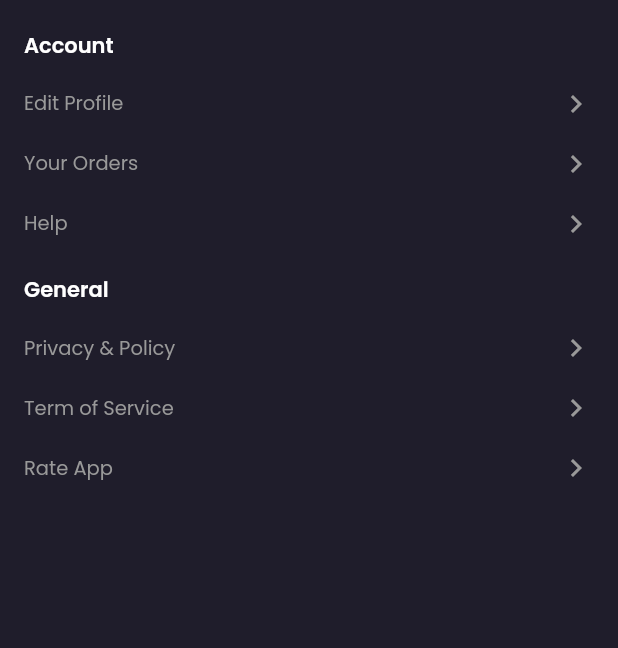
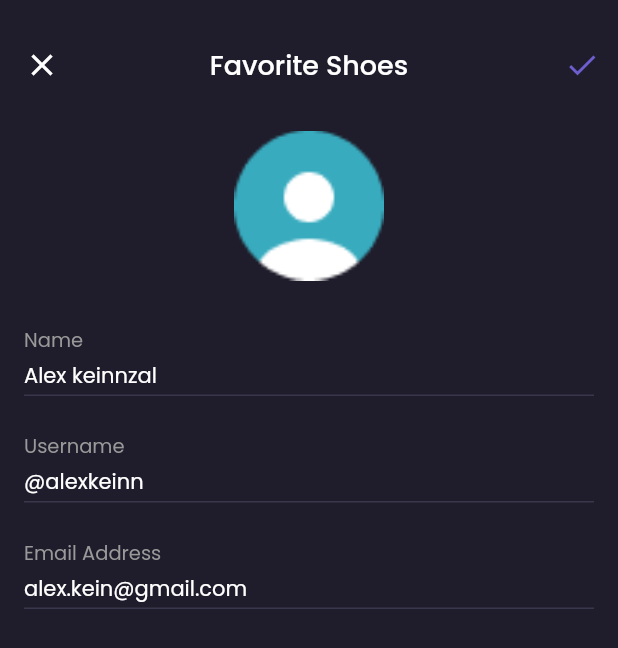
Before and after one commit to ziszz/shamo-app, a Flutter app: the ProfilePage widget shown alone on an empty page, opened directly, after a tap on "Edit Profile", on a phone screen of 412 x 824 dp. Shown: the top 648 px of the screen. Run offline on Flutter 3.47's test engine with Material 2 defaults, Android fonts, the phone set to English and light mode, and no system bars; our stand-ins replace google_fonts.

Commit message:
create edit profile page.dart

```diff
--- /dev/null
+++ b/lib/presentation/pages/edit_profile_page.dart
@@ -0,0 +1,159 @@
+import 'package:flutter/material.dart';
+import 'package:shamo_app/utilities/app_colors.dart';
+import 'package:shamo_app/utilities/font_weight.dart';
+
+class EditProfilePage extends StatefulWidget {
+  static const routeName = "/edit-profile";
+
+  const EditProfilePage({super.key});
+
+  @override
+  State<EditProfilePage> createState() => _EditProfilePageState();
+}
+
+class _EditProfilePageState extends State<EditProfilePage> {
+  late TextEditingController _nameController;
+  late TextEditingController _usernameController;
+  late TextEditingController _emailController;
+
+  @override
+  void initState() {
+    super.initState();
+    _nameController = TextEditingController(text: "Alex keinnzal");
+    _usernameController = TextEditingController(text: "@alexkeinn");
+    _emailController = TextEditingController(text: "alex.kein@gmail.com");
+  }
+
+  @override
+  void dispose() {
+    super.dispose();
+    _nameController.dispose();
+    _usernameController.dispose();
+    _emailController.dispose();
+  }
+
+  @override
+  Widget build(BuildContext context) {
+    return Scaffold(
+      appBar: _appBar(context: context),
+      body: SafeArea(
+        child: _form(context: context),
+      ),
+    );
+  }
+
+  AppBar _appBar({required BuildContext context}) {
+    return AppBar(
+      centerTitle: true,
+      backgroundColor: AppColors.black1,
+      toolbarHeight: 87,
+      leading: IconButton(
+        onPressed: () => Navigator.pop(context),
+        icon: const Icon(
+          Icons.clear,
+          color: AppColors.white,
+        ),
+      ),
+      actions: [
+        IconButton(
+          onPressed: () {},
+          icon: const Icon(
+            Icons.check,
+            color: AppColors.purple,
+          ),
+        ),
+      ],
+      title: Text(
+        "Favorite Shoes",
+        style: Theme.of(context).textTheme.bodyLarge?.copyWith(
+              color: AppColors.white,
+              fontWeight: medium,
+              fontSize: 18,
+            ),
+      ),
+    );
+  }
+
+  Widget _inputItem({
+    required BuildContext context,
+    required TextEditingController controller,
+    required String label,
+  }) {
+    return Padding(
+      padding: const EdgeInsets.fromLTRB(16, 0, 16, 24),
+      child: Column(
+        crossAxisAlignment: CrossAxisAlignment.start,
+        children: [
+          Text(
+            label,
+            style: Theme.of(context).textTheme.bodySmall?.copyWith(
+                  color: AppColors.grey,
+                  fontSize: 13,
+                ),
+          ),
+          TextFormField(
+            controller: controller,
+            style: Theme.of(context).textTheme.bodyMedium?.copyWith(
+                  color: AppColors.white,
+                  fontSize: 14,
+                ),
+            decoration: const InputDecoration(
+              isDense: true,
+              enabledBorder: UnderlineInputBorder(
+                borderSide: BorderSide(
+                  color: AppColors.black6,
+                  width: 1,
+                ),
+              ),
+              focusedBorder: UnderlineInputBorder(
+                borderSide: BorderSide(
+                  color: AppColors.black6,
+                  width: 1,
+                ),
+              ),
+              disabledBorder: UnderlineInputBorder(
+                borderSide: BorderSide(
+                  color: AppColors.black6,
+                  width: 1,
+                ),
+              ),
+            ),
+          ),
+        ],
+      ),
+    );
+  }
+
+  Widget _form({required BuildContext context}) {
+    return Column(
+      crossAxisAlignment: CrossAxisAlignment.start,
+      children: [
+        Center(
+          child: Image.asset(
+            "assets/default-user-profile.png",
+            width: 100,
+            fit: BoxFit.cover,
+          ),
+        ),
+        const SizedBox(
+          height: 30,
+        ),
+        _inputItem(
+          context: context,
+          label: "Name",
+          controller: _nameController,
+        ),
+        _inputItem(
+          context: context,
+          label: "Username",
+          controller: _usernameController,
+        ),
+        _inputItem(
+          context: context,
+          label: "Email Address",
+          controller: _emailController,
+        ),
+      ],
+    );
+  }
+}
--- a/lib/presentation/pages/profile_page.dart
+++ b/lib/presentation/pages/profile_page.dart
@@ -1,4 +1,5 @@
 import 'package:flutter/material.dart';
+import 'package:shamo_app/presentation/pages/edit_profile_page.dart';
 import 'package:shamo_app/utilities/app_colors.dart';
 import 'package:shamo_app/utilities/font_weight.dart';
 
@@ -106,7 +107,10 @@ class ProfilePage extends StatelessWidget {
           ),
           _optionItem(
             context: context,
-            onTap: () {},
+            onTap: () => Navigator.pushNamed(
+              context,
+              EditProfilePage.routeName,
+            ),
             text: "Edit Profile",
           ),
           _optionItem(
--- a/lib/utilities/router.dart
+++ b/lib/utilities/router.dart
@@ -2,6 +2,7 @@ import 'package:flutter/material.dart';
 import 'package:shamo_app/presentation/pages/cart_page.dart';
 import 'package:shamo_app/presentation/pages/checkout_page.dart';
 import 'package:shamo_app/presentation/pages/checkout_success_page.dart';
+import 'package:shamo_app/presentation/pages/edit_profile_page.dart';
 import 'package:shamo_app/presentation/pages/empty_page.dart';
 import 'package:shamo_app/presentation/pages/login_page.dart';
 import 'package:shamo_app/presentation/pages/main_page.dart';
@@ -77,6 +78,10 @@ RouteFactory? router = (settings) {
       return _createRoute(
         page: const CheckoutSuccessPage(),
       );
+    case EditProfilePage.routeName:
+      return _createRoute(
+        page: const EditProfilePage(),
+      );
     default:
       return MaterialPageRoute(
         builder: (_) => const EmptyPage(),
```
